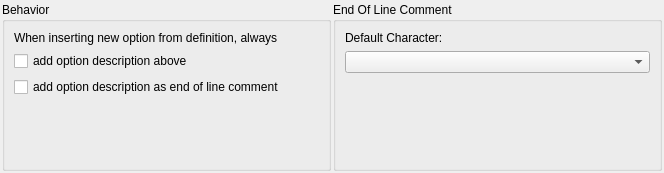
Qt form src/option/solveroptionsetting.ui (GAMS-dev/studio) before a commit.
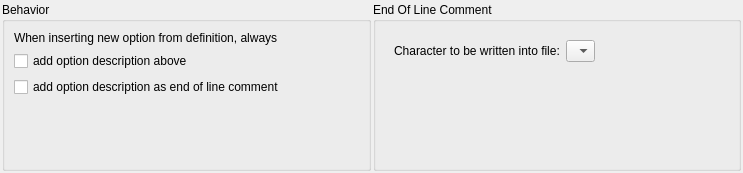
The same form after that commit.

Commit message: change eolcomment setting text and combo box size

```diff
--- a/src/option/solveroptionsetting.ui
+++ b/src/option/solveroptionsetting.ui
@@ -6,7 +6,7 @@
    <rect>
     <x>0</x>
     <y>0</y>
-    <width>664</width>
+    <width>743</width>
     <height>173</height>
    </rect>
   </property>
@@ -109,20 +109,42 @@
      </property>
      <layout class="QVBoxLayout" name="verticalLayout_2">
       <item>
+       <widget class="QWidget" name="eolCommentWidget" native="true">
+        <layout class="QHBoxLayout" name="horizontalLayout_3">
+         <item>
        <widget class="QLabel" name="eolCommentLabel">
         <property name="text">
-         <string>Default Character:</string>
+            <string>Character to be written into file:</string>
         </property>
        </widget>
       </item>
       <item>
        <widget class="QComboBox" name="eolCommentCharComboBox">
         <property name="sizePolicy">
-         <sizepolicy hsizetype="Preferred" vsizetype="Minimum">
+            <sizepolicy hsizetype="Minimum" vsizetype="Minimum">
           <horstretch>0</horstretch>
           <verstretch>0</verstretch>
          </sizepolicy>
         </property>
+           <property name="sizeAdjustPolicy">
+            <enum>QComboBox::AdjustToMinimumContentsLength</enum>
+           </property>
+          </widget>
+         </item>
+         <item>
+          <spacer name="horizontalSpacer">
+           <property name="orientation">
+            <enum>Qt::Horizontal</enum>
+           </property>
+           <property name="sizeHint" stdset="0">
+            <size>
+             <width>40</width>
+             <height>20</height>
+            </size>
+           </property>
+          </spacer>
+         </item>
+        </layout>
        </widget>
       </item>
       <item>
@@ -132,8 +154,8 @@
         </property>
         <property name="sizeHint" stdset="0">
          <size>
-          <width>20</width>
-          <height>40</height>
+          <width>17</width>
+          <height>69</height>
          </size>
         </property>
        </spacer>
```
Lines whose indentation alone changed are shown as unchanged.
